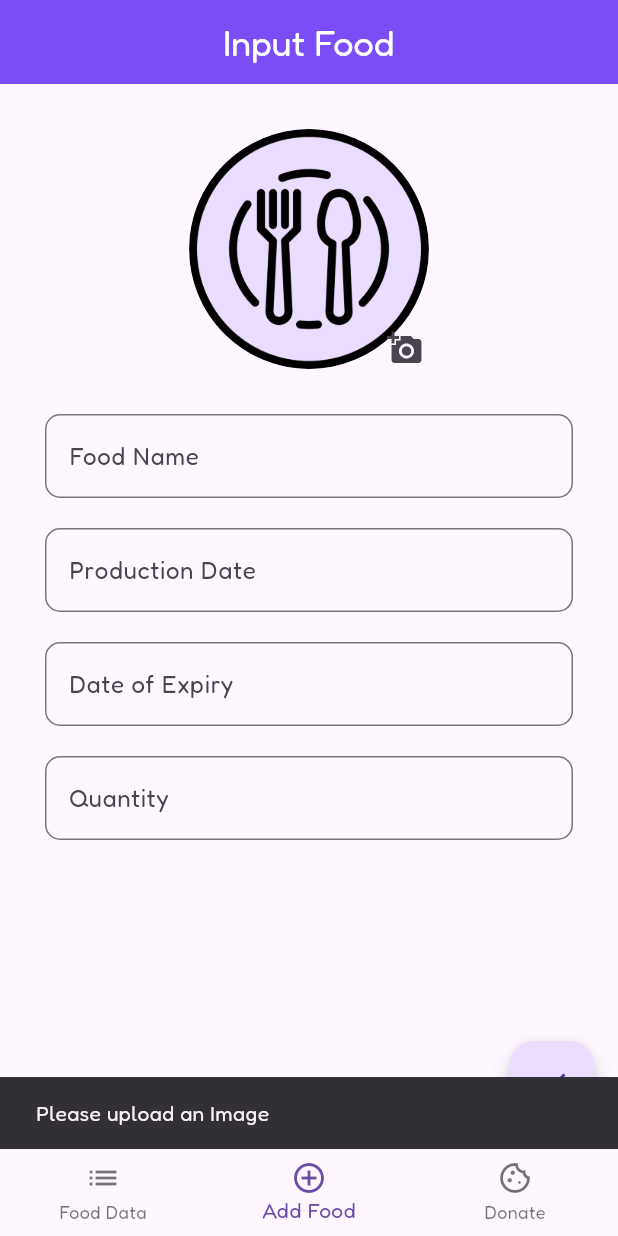
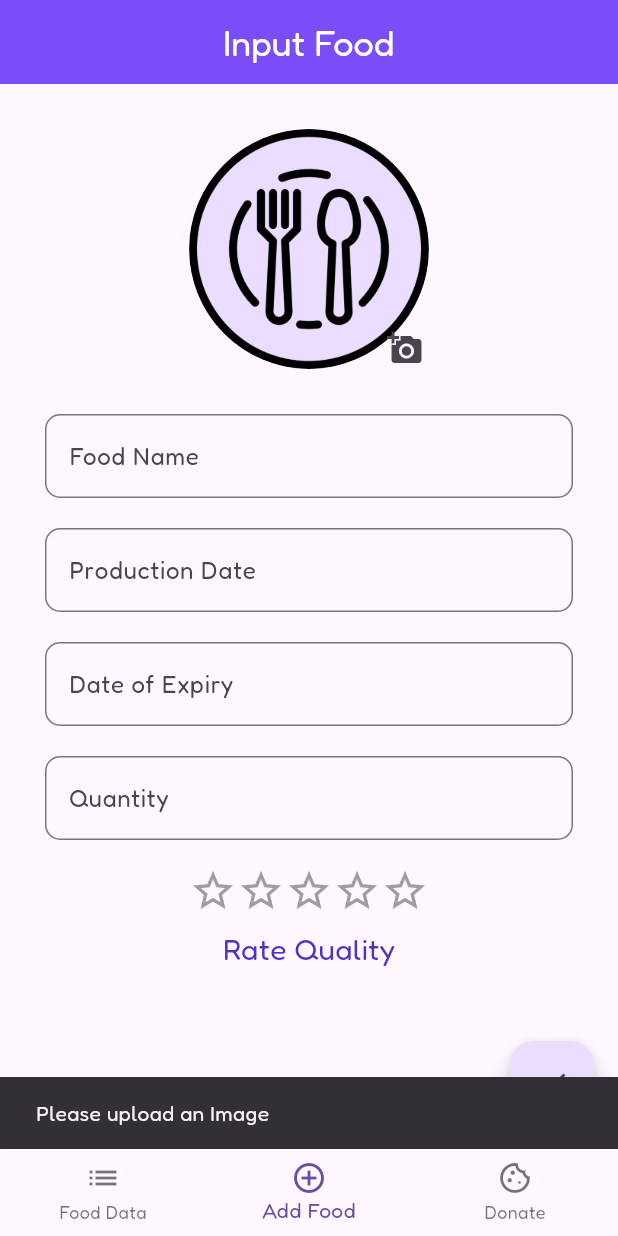
Before and after one commit to ahmersiddiqui9889/HungerHub, a Flutter app: the screen it shows after launch, item 2 of the bottom bar chosen, after a tap on the "done" icon, on a phone screen of 412 x 824 dp. Run offline on Flutter 3.47's test engine with Material 3 defaults, Android fonts, the phone set to English and light mode, and no system bars; drawn by our look-alikes of custom_rating_bar; our stand-ins replace cloud_firestore, firebase_core, firebase_storage, get, image_picker; accounts and stored records are empty.

Commit message:
Added rating in food create and food edit page

```diff
--- a/lib/backends/food_model.dart
+++ b/lib/backends/food_model.dart
@@ -5,6 +5,7 @@ class FoodModel {
   final String produced;
   final String expiry;
   final String quantity;
+  final double rating;
 
   const FoodModel({
     this.id,
@@ -13,6 +14,7 @@ class FoodModel {
     required this.produced,
     required this.expiry,
     required this.quantity,
+    required this.rating,
   });
 
   toJson() {
@@ -22,6 +24,7 @@ class FoodModel {
       "produced": produced,
       "expiry": expiry,
       "quantity": quantity,
+      "rating": rating,
     };
   }
 }
--- a/lib/createfood.dart
+++ b/lib/createfood.dart
@@ -1,4 +1,5 @@
 import 'dart:typed_data';
+import 'package:custom_rating_bar/custom_rating_bar.dart';
 import 'package:flutter/foundation.dart';
 import 'package:flutter/material.dart';
 import 'package:get/get.dart';
@@ -23,6 +24,7 @@ class MyFormState extends State<CreateFood> {
   var productionDate = TextEditingController();
   var expiryDate = TextEditingController();
   var quantity = TextEditingController();
+  var rating = 0.0;
   String? imgUrl;
   Uint8List? _image;
   final foodRepo = Get.put(FoodRepository());
@@ -49,15 +51,16 @@ class MyFormState extends State<CreateFood> {
     }
     print("this is outside imagecheck");
     if(_myFormKey.currentState!.validate()){
+        imgUrl = await foodRepo.uploadImageToStorage("image", _image, customId);
+        print("image uploaded with url : $imgUrl");
         FoodModel food = FoodModel(
-        imageUrl: imgUrl?.trim() ?? '',
+          imageUrl: imgUrl!.trim(),
           foodName: foodName.text.trim(),
           produced: productionDate.text.trim(),
           expiry: expiryDate.text.trim(),
           quantity: quantity.text.trim(),
+          rating: rating,
         );
-      imgUrl = await foodRepo.uploadImageToStorage("image", _image, customId);
-      print("image uploaded with url : $imgUrl");
 
       await foodRepo.uploadFoodToFirebase(food, customId);
         ScaffoldMessenger.of(context).showSnackBar(
@@ -88,11 +91,8 @@ class MyFormState extends State<CreateFood> {
         elevation: 5.0),
         body: Container(
         padding: const EdgeInsets.symmetric(horizontal: 20.0, vertical: 10.0),
-        child: Form(
-        key: _myFormKey,
         child: Column(
-            children: <Widget>[
-              // Add Photo
+          children: [
               Padding(
                 padding: const EdgeInsets.all(20.0),
                 child: Stack(
@@ -118,6 +118,12 @@ class MyFormState extends State<CreateFood> {
                   ]
                 )
               ),
+
+            Form(
+            key: _myFormKey,
+            child: Column(
+                children: <Widget>[
+                  // Add Photo
 
                   // Food Name
                   Padding(
@@ -201,6 +207,40 @@ class MyFormState extends State<CreateFood> {
                 ),
               ],
             )
+            ),
+
+          // Rating Bar
+          Padding(
+            padding: const EdgeInsets.all(8.0),
+            child: Row(
+              mainAxisAlignment: MainAxisAlignment.center,
+              children: [
+                RatingBar(
+                  filledIcon: Icons.star,
+                  emptyIcon: Icons.star_border,
+                  maxRating: 5,
+                  onRatingChanged: (value) {
+                    print('$value');
+                    setState(() {
+                      rating = value;
+                    });
+                  }),
+              ],
+            ),
+          ),
+
+          // Rating Text
+          Text(
+            rating == 0? "Rate Quality"
+            : rating == 1? "Very Poor"
+            : rating == 2? "Poor"
+            : rating == 3? "Good"
+            : rating == 4? "Very Good"
+            : rating == 5? "Excellent"
+            : "Error Occurred",
+            style: const TextStyle(fontSize: 20, color: Color.fromARGB(255, 86, 47, 194))
+          )
+          ],
         )
     ),
     floatingActionButton: FloatingActionButton(
--- a/lib/main.dart
+++ b/lib/main.dart
@@ -4,7 +4,6 @@ import 'firebase_options.dart';
 import 'package:hungerhub/listfood.dart';
 import 'package:hungerhub/createfood.dart';
 import 'package:hungerhub/donate.dart';
-import 'package:custom_rating_bar/custom_rating_bar.dart';
 
 void main() async {
   WidgetsFlutterBinding.ensureInitialized();
```
Also changed, not shown: lib/editfood.dart (+49 -5 lines). Lines whose indentation alone changed are shown as unchanged.
